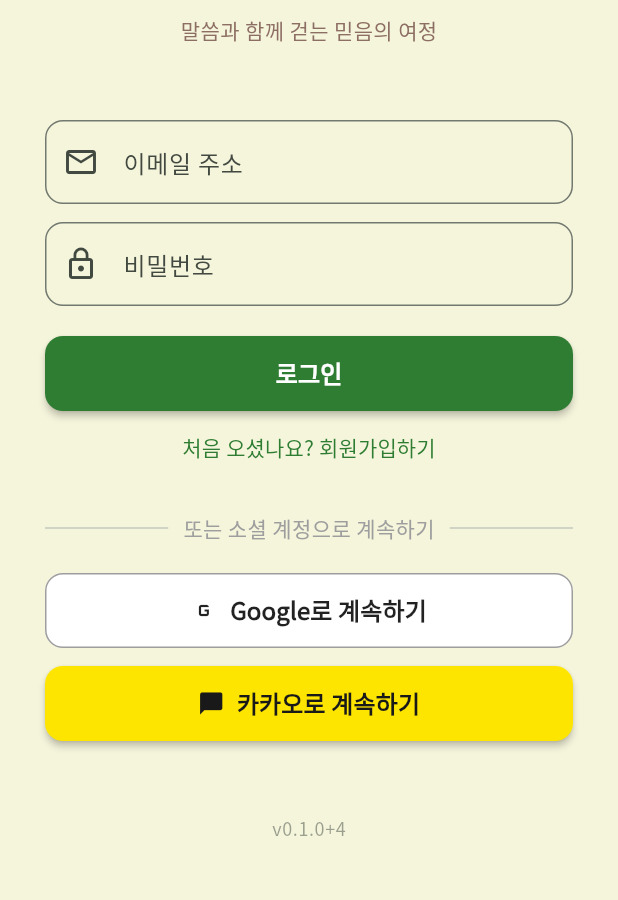
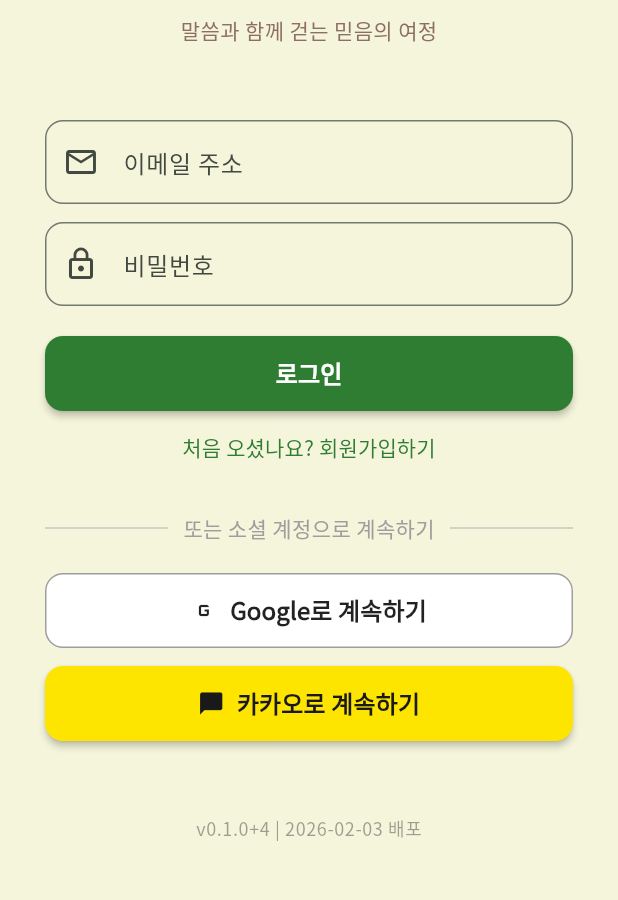
Before and after one commit to jwkang0326-yonsei/cclab, a Flutter app: the screen it shows after launch, on a phone screen of 412 x 824 dp, the part 204-1104 px from its top. Run offline on Flutter 3.47's test engine with Material 3 defaults, Android fonts, the phone set to English and light mode, and no system bars; our stand-ins replace cloud_firestore, firebase_auth, firebase_core, flutter_riverpod, go_router, google_fonts and 5 more; missing offline and left inert: kakao_flutter_sdk; accounts and stored records are empty; project files that could hold a hidden picture were left out.

Commit message:
style: add deploy date to login screen version info (2026-02-03)

```diff
--- a/app/lib/features/auth/login_screen.dart
+++ b/app/lib/features/auth/login_screen.dart
@@ -329,7 +329,7 @@
                     builder: (context, snapshot) {
                       if (!snapshot.hasData) return const SizedBox.shrink();
                       return Text(
-                        'v${snapshot.data!.version}+${snapshot.data!.buildNumber}',
+                        'v${snapshot.data!.version}+${snapshot.data!.buildNumber} | 2026-02-03 배포',
                         style: theme.textTheme.bodySmall?.copyWith(
                           color: theme.colorScheme.onSurfaceVariant.withOpacity(0.5),
                         ),
```
